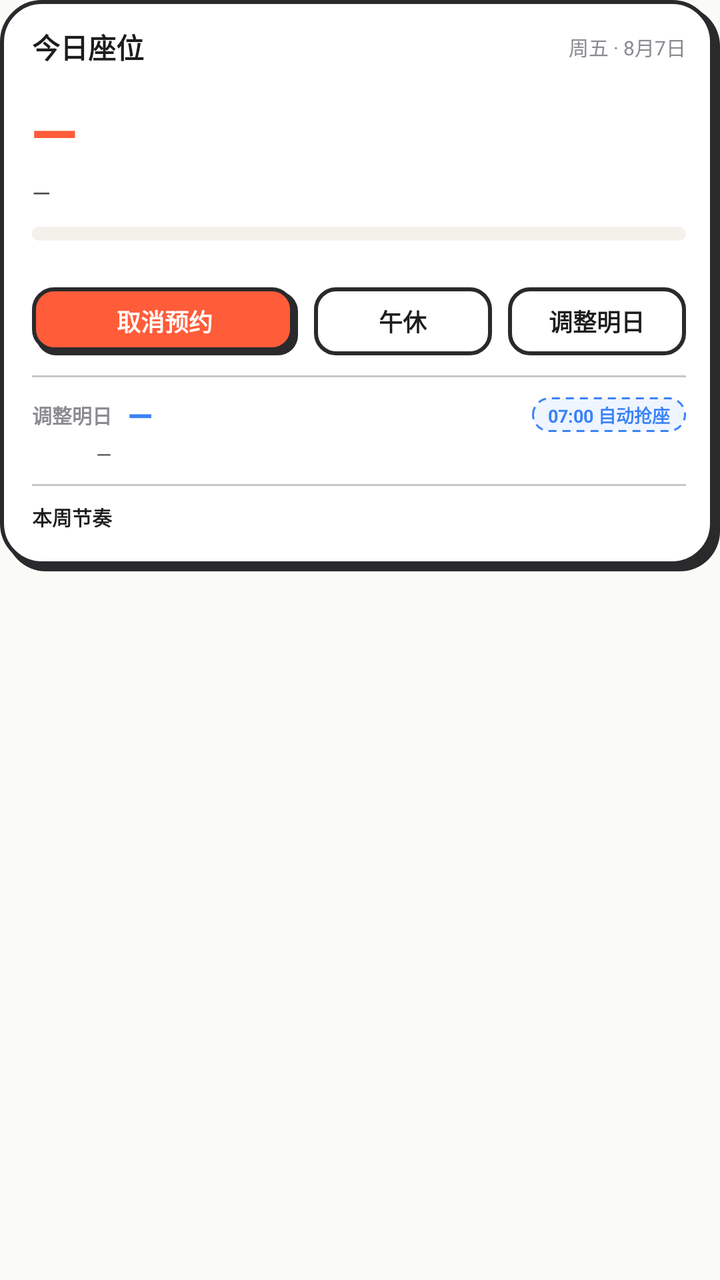
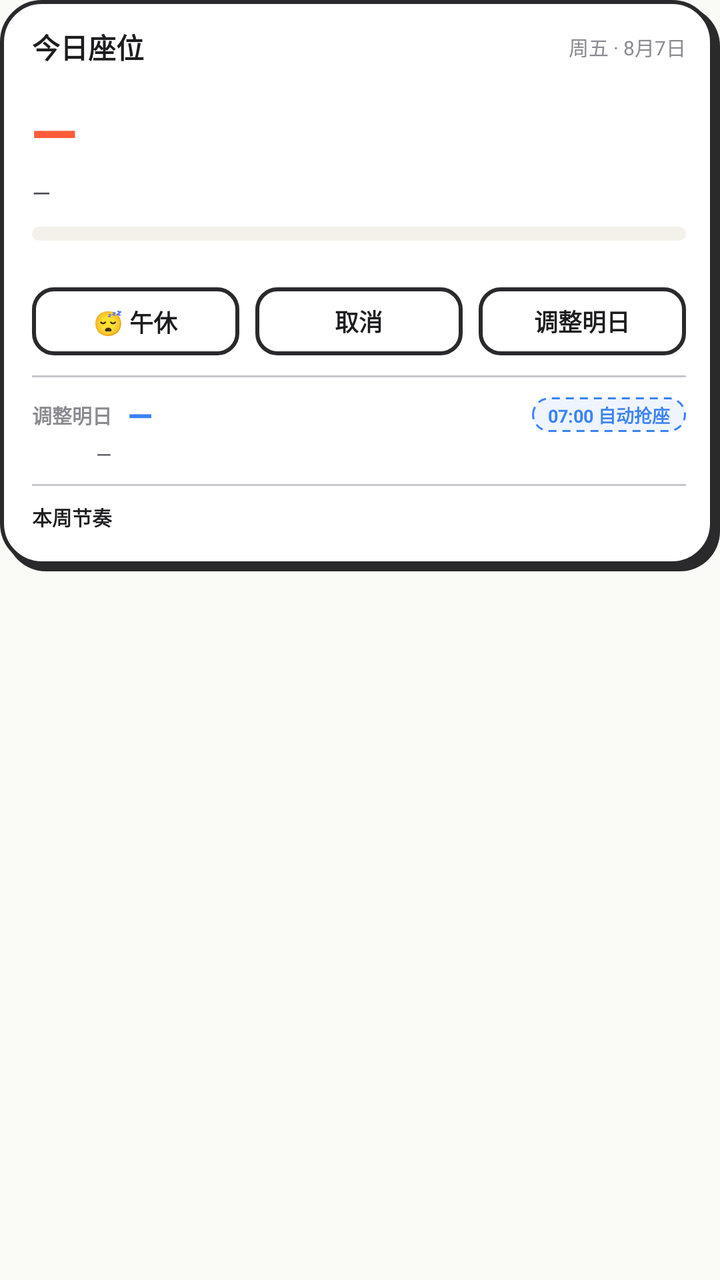

Screens rendered from an Android XML layout before and after an edit, with the pre-edit source and the edit as a unified diff.
<!-- AndroidManifest.xml: application theme Theme.AutoLib -->
<!-- res/layout/widget_large.xml -->
<?xml version="1.0" encoding="utf-8"?>
<FrameLayout xmlns:android="http://schemas.android.com/apk/res/android"
    android:layout_width="match_parent"
    android:layout_height="match_parent">

<LinearLayout
    android:id="@+id/w_root"
    android:layout_width="match_parent"
    android:layout_height="wrap_content"
    android:background="@drawable/bg_widget"
    android:orientation="vertical"
    android:paddingStart="16dp"
    android:paddingTop="13dp"
    android:paddingEnd="17dp"
    android:paddingBottom="14dp">

    <LinearLayout
        android:layout_width="match_parent"
        android:layout_height="wrap_content"
        android:baselineAligned="false"
        android:gravity="center_vertical"
        android:orientation="horizontal">

        <TextView
            android:layout_width="0dp"
            android:layout_height="wrap_content"
            android:layout_weight="1"
            android:text="今日座位"
            android:textColor="@color/text_primary"
            android:textSize="14sp"
            android:textStyle="bold" />

        <TextView
            android:id="@+id/w_date"
            android:layout_width="wrap_content"
            android:layout_height="wrap_content"
            android:maxLines="1"
            android:text="周五 · 8月7日"
            android:textColor="@color/text_muted"
            android:textSize="10sp" />
    </LinearLayout>

    <LinearLayout
        android:layout_width="match_parent"
        android:layout_height="wrap_content"
        android:layout_marginTop="6dp"
        android:baselineAligned="false"
        android:gravity="center_vertical"
        android:orientation="horizontal">

        <TextView
            android:id="@+id/w_badge"
            android:layout_width="wrap_content"
            android:layout_height="wrap_content"
            android:background="@drawable/bg_widget_badge_success"
            android:maxLines="1"
            android:paddingStart="8dp"
            android:paddingTop="2dp"
            android:paddingEnd="8dp"
            android:paddingBottom="2dp"
            android:text="已预约"
            android:textColor="@color/success"
            android:textSize="9sp"
            android:textStyle="bold"
            android:visibility="gone" />

        <TextView
            android:id="@+id/w_badge2"
            android:layout_width="wrap_content"
            android:layout_height="wrap_content"
            android:layout_marginStart="6dp"
            android:background="@drawable/bg_widget_badge_danger"
            android:maxLines="1"
            android:paddingStart="8dp"
            android:paddingTop="2dp"
            android:paddingEnd="8dp"
            android:paddingBottom="2dp"
            android:text="待签到"
            android:textColor="@color/danger"
            android:textSize="9sp"
            android:textStyle="bold"
            android:visibility="gone" />
    </LinearLayout>

    <TextView
        android:id="@+id/w_seat"
        android:layout_width="match_parent"
        android:layout_height="wrap_content"
        android:layout_marginTop="6dp"
        android:ellipsize="end"
        android:fontFamily="sans-serif-medium"
        android:letterSpacing="-0.02"
        android:maxLines="1"
        android:text="—"
        android:textColor="@color/primary"
        android:textSize="30sp"
        android:textStyle="bold" />

    <TextView
        android:id="@+id/w_time"
        android:layout_width="match_parent"
        android:layout_height="wrap_content"
        android:layout_marginTop="2dp"
        android:ellipsize="end"
        android:maxLines="1"
        android:text="—"
        android:textColor="@color/text_secondary"
        android:textSize="12sp" />

    <ProgressBar
        android:id="@+id/w_progress"
        style="?android:attr/progressBarStyleHorizontal"
        android:layout_width="match_parent"
        android:layout_height="7dp"
        android:layout_marginTop="9dp"
        android:max="100"
        android:progress="0"
        android:progressDrawable="@drawable/progress_widget" />

    <LinearLayout
        android:layout_width="match_parent"
        android:layout_height="wrap_content"
        android:layout_marginTop="3dp"
        android:baselineAligned="false"
        android:orientation="horizontal">

        <TextView
            android:id="@+id/w_elapsed"
            android:layout_width="0dp"
            android:layout_height="wrap_content"
            android:layout_weight="1"
            android:maxLines="1"
            android:text=""
            android:textColor="@color/text_muted"
            android:textSize="9sp" />

        <TextView
            android:id="@+id/w_remaining"
            android:layout_width="wrap_content"
            android:layout_height="wrap_content"
            android:maxLines="1"
            android:text=""
            android:textColor="@color/primary"
            android:textSize="9sp"
            android:textStyle="bold" />
    </LinearLayout>

    <LinearLayout
        android:layout_width="match_parent"
        android:layout_height="wrap_content"
        android:layout_marginTop="8dp"
        android:baselineAligned="false"
        android:orientation="horizontal">

        <TextView
            android:id="@+id/w_action"
            android:layout_width="0dp"
            android:layout_height="34dp"
            android:layout_weight="1.5"
            android:background="@drawable/bg_widget_btn_accent"
            android:gravity="center"
            android:maxLines="1"
            android:text="取消预约"
            android:textColor="@color/on_primary"
            android:textSize="12sp"
            android:textStyle="bold" />

        <TextView
            android:id="@+id/w_action_nap"
            android:layout_width="0dp"
            android:layout_height="34dp"
            android:layout_marginStart="8dp"
            android:layout_weight="1"
            android:background="@drawable/bg_widget_btn_outline"
            android:gravity="center"
            android:maxLines="1"
            android:text="午休"
            android:textColor="@color/text_primary"
            android:textSize="12sp"
            android:textStyle="bold" />

        <TextView
            android:id="@+id/w_action_tomorrow"
            android:layout_width="0dp"
            android:layout_height="34dp"
            android:layout_marginStart="8dp"
            android:layout_weight="1"
            android:background="@drawable/bg_widget_btn_outline"
            android:gravity="center"
            android:maxLines="1"
            android:text="调整明日"
            android:textColor="@color/text_primary"
            android:textSize="12sp"
            android:textStyle="bold" />
    </LinearLayout>

    <FrameLayout
        android:layout_width="match_parent"
        android:layout_height="1dp"
        android:layout_marginTop="10dp"
        android:background="@color/stroke_muted" />

    <LinearLayout
        android:layout_width="match_parent"
        android:layout_height="wrap_content"
        android:layout_marginTop="8dp"
        android:baselineAligned="false"
        android:gravity="center_vertical"
        android:orientation="horizontal">

        <TextView
            android:layout_width="wrap_content"
            android:layout_height="wrap_content"
            android:text="调整明日"
            android:textColor="@color/text_muted"
            android:textSize="10sp"
            android:textStyle="bold" />

        <TextView
            android:id="@+id/w_tmr_seat"
            android:layout_width="0dp"
            android:layout_height="wrap_content"
            android:layout_marginStart="8dp"
            android:layout_weight="1"
            android:ellipsize="end"
            android:fontFamily="sans-serif-medium"
            android:maxLines="1"
            android:text="—"
            android:textColor="@color/tomorrow"
            android:textSize="16sp"
            android:textStyle="bold" />

        <TextView
            android:id="@+id/w_tmr_pill"
            android:layout_width="wrap_content"
            android:layout_height="wrap_content"
            android:layout_marginStart="8dp"
            android:background="@drawable/bg_widget_pill_tomorrow"
            android:maxLines="1"
            android:paddingStart="8dp"
            android:paddingTop="2dp"
            android:paddingEnd="8dp"
            android:paddingBottom="2dp"
            android:text="07:00 自动抢座"
            android:textColor="@color/tomorrow"
            android:textSize="9sp"
            android:textStyle="bold" />
    </LinearLayout>

    <TextView
        android:id="@+id/w_tmr_time"
        android:layout_width="match_parent"
        android:layout_height="wrap_content"
        android:layout_marginStart="32dp"
        android:layout_marginTop="2dp"
        android:ellipsize="end"
        android:maxLines="1"
        android:text="—"
        android:textColor="@color/text_secondary"
        android:textSize="10sp" />

    <FrameLayout
        android:layout_width="match_parent"
        android:layout_height="1dp"
        android:layout_marginTop="8dp"
        android:background="@color/stroke_muted" />

    <LinearLayout
        android:layout_width="match_parent"
        android:layout_height="wrap_content"
        android:layout_marginTop="8dp"
        android:baselineAligned="false"
        android:gravity="center_vertical"
        android:orientation="horizontal">

        <TextView
            android:layout_width="wrap_content"
            android:layout_height="wrap_content"
            android:text="本周节奏"
            android:textColor="@color/text_primary"
            android:textSize="10sp"
            android:textStyle="bold" />

        <TextView
            android:id="@+id/w_week_sub"
            android:layout_width="wrap_content"
            android:layout_height="wrap_content"
            android:layout_marginStart="8dp"
            android:maxLines="1"
            android:text=""
            android:textColor="@color/text_muted"
            android:textSize="9sp" />
    </LinearLayout>

    <ImageView
        android:id="@+id/w_week_chart"
        android:layout_width="match_parent"
        android:layout_height="wrap_content"
        android:layout_marginTop="6dp"
        android:adjustViewBounds="true"
        android:contentDescription="本周节奏"
        android:scaleType="fitStart" />
</LinearLayout>
</FrameLayout>
<!-- resources referenced by this layout -->
<resources>
  <color name="danger">#E11D48</color>
  <color name="on_primary">#FFFFFF</color>
  <color name="primary">#FF5C3A</color>
  <color name="stroke_muted">#C7C7CC</color>
  <color name="success">#10B981</color>
  <color name="text_muted">#8A8A90</color>
  <color name="text_primary">#1D1D1F</color>
  <color name="text_secondary">#4A4A4F</color>
  <color name="tomorrow">#3B82F6</color>
  <!-- drawable bg_widget_badge_danger (drawable) -->
  <?xml version="1.0" encoding="utf-8"?>
  <shape xmlns:android="http://schemas.android.com/apk/res/android">
      <solid android:color="@color/danger_soft" />
      <stroke
          android:width="1dp"
          android:color="@color/danger" />
      <corners android:radius="20dp" />
  </shape>
  <!-- drawable bg_widget_badge_success (drawable) -->
  <?xml version="1.0" encoding="utf-8"?>
  <shape xmlns:android="http://schemas.android.com/apk/res/android">
      <solid android:color="@color/success_soft" />
      <stroke
          android:width="1dp"
          android:color="@color/success" />
      <corners android:radius="20dp" />
  </shape>
  <!-- drawable bg_widget_btn_accent (drawable) -->
  <?xml version="1.0" encoding="utf-8"?>
  <layer-list xmlns:android="http://schemas.android.com/apk/res/android">
      <item
          android:left="2dp"
          android:top="2dp">
          <shape>
              <solid android:color="@color/stroke" />
              <corners android:radius="10dp" />
          </shape>
      </item>
      <item
          android:bottom="2dp"
          android:right="2dp">
          <shape>
              <solid android:color="@color/primary" />
              <stroke
                  android:width="2dp"
                  android:color="@color/stroke" />
              <corners android:radius="10dp" />
          </shape>
      </item>
  </layer-list>
  <!-- drawable bg_widget_btn_outline (drawable) -->
  <?xml version="1.0" encoding="utf-8"?>
  <shape xmlns:android="http://schemas.android.com/apk/res/android">
      <solid android:color="@color/surface" />
      <stroke
          android:width="2dp"
          android:color="@color/stroke" />
      <corners android:radius="10dp" />
  </shape>
  <!-- drawable bg_widget_pill_tomorrow (drawable) -->
  <?xml version="1.0" encoding="utf-8"?>
  <shape xmlns:android="http://schemas.android.com/apk/res/android">
      <solid android:color="@color/tomorrow_soft" />
      <stroke
          android:width="1dp"
          android:color="@color/tomorrow"
          android:dashGap="3dp"
          android:dashWidth="4dp" />
      <corners android:radius="20dp" />
  </shape>
  <!-- drawable progress_widget (drawable) -->
  <?xml version="1.0" encoding="utf-8"?>
  <layer-list xmlns:android="http://schemas.android.com/apk/res/android">
      <item android:id="@android:id/background">
          <shape>
              <solid android:color="@color/surface_alt" />
              <corners android:radius="4dp" />
          </shape>
      </item>
      <item android:id="@android:id/progress">
          <clip>
              <shape>
                  <solid android:color="@color/primary" />
                  <corners android:radius="4dp" />
              </shape>
          </clip>
      </item>
  </layer-list>
  <color name="stroke">#2A2A2C</color>
  <color name="surface">#FFFFFF</color>
  <color name="danger_soft">#FDECF0</color>
  <color name="success_soft">#EAF9F3</color>
  <color name="tomorrow_soft">#EEF5FF</color>
  <color name="surface_alt">#F3F1EA</color>
  <color name="primary_variant">#E84A2A</color>
  <color name="background">#FAFAF7</color>
  <style name="ThemeOverlay.AutoLib.Dialog" parent="ThemeOverlay.MaterialComponents.MaterialAlertDialog">
          <item name="colorSurface">@color/background</item>
          <item name="shapeAppearanceMediumComponent">@style/ShapeAppearance.AutoLib.Large</item>
      </style>
  <style name="ShapeAppearance.AutoLib.Large" parent="ShapeAppearance.MaterialComponents.LargeComponent">
          <item name="cornerFamily">rounded</item>
          <item name="cornerSize">18dp</item>
      </style>
  <!-- unchanged entries left out for length: 2 -->
</resources>

<!-- the commit's change to res/layout/widget_large.xml (unified diff, before → after) -->
@@ -156,25 +156,25 @@
             android:id="@+id/w_action"
             android:layout_width="0dp"
             android:layout_height="34dp"
-            android:layout_weight="1.5"
-            android:background="@drawable/bg_widget_btn_accent"
-            android:gravity="center"
-            android:maxLines="1"
-            android:text="取消预约"
-            android:textColor="@color/on_primary"
-            android:textSize="12sp"
-            android:textStyle="bold" />
-
-        <TextView
-            android:id="@+id/w_action_nap"
-            android:layout_width="0dp"
-            android:layout_height="34dp"
-            android:layout_marginStart="8dp"
             android:layout_weight="1"
             android:background="@drawable/bg_widget_btn_outline"
             android:gravity="center"
             android:maxLines="1"
-            android:text="午休"
+            android:text="😴 午休"
+            android:textColor="@color/text_primary"
+            android:textSize="12sp"
+            android:textStyle="bold" />
+
+        <TextView
+            android:id="@+id/w_action_cancel"
+            android:layout_width="0dp"
+            android:layout_height="34dp"
+            android:layout_marginStart="8dp"
+            android:layout_weight="1"
+            android:background="@drawable/bg_widget_btn_outline"
+            android:gravity="center"
+            android:maxLines="1"
+            android:text="取消"
             android:textColor="@color/text_primary"
             android:textSize="12sp"
             android:textStyle="bold" />
<!-- resource entries referenced after the edit -->
@@ -27,29 +27,6 @@
           android:color="@color/success" />
       <corners android:radius="20dp" />
   </shape>
-  <!-- drawable bg_widget_btn_accent (drawable) -->
-  <?xml version="1.0" encoding="utf-8"?>
-  <layer-list xmlns:android="http://schemas.android.com/apk/res/android">
-      <item
-          android:left="2dp"
-          android:top="2dp">
-          <shape>
-              <solid android:color="@color/stroke" />
-              <corners android:radius="10dp" />
-          </shape>
-      </item>
-      <item
-          android:bottom="2dp"
-          android:right="2dp">
-          <shape>
-              <solid android:color="@color/primary" />
-              <stroke
-                  android:width="2dp"
-                  android:color="@color/stroke" />
-              <corners android:radius="10dp" />
-          </shape>
-      </item>
-  </layer-list>
   <!-- drawable bg_widget_btn_outline (drawable) -->
   <?xml version="1.0" encoding="utf-8"?>
   <shape xmlns:android="http://schemas.android.com/apk/res/android">
